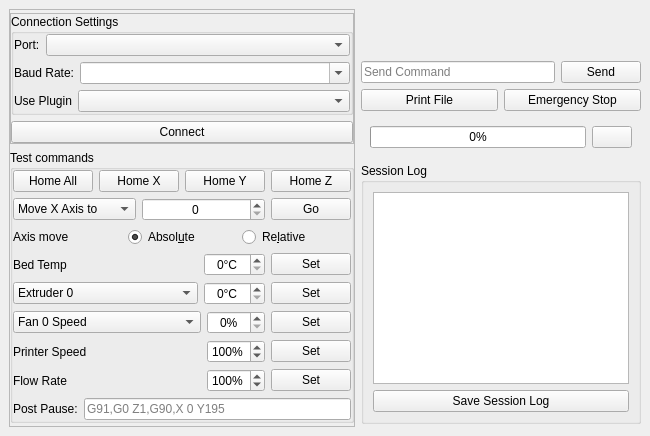
First picture: the form in testclient/mainwindow.ui, repository KDE/atcore, before the edit.
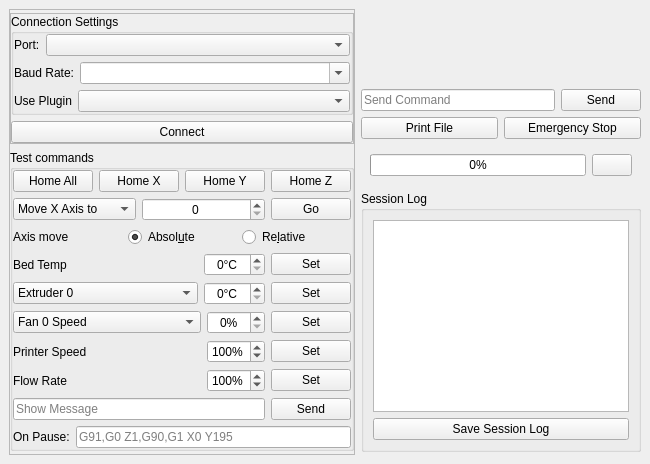
Second picture: the form after the edit. Icons and pictures are not drawn. Custom widgets are drawn as their Qt base class.

Commit message: Add Controls to test AtCore::showMessage

Patch:
```diff
--- a/testclient/mainwindow.ui
+++ b/testclient/mainwindow.ui
@@ -558,19 +558,37 @@
             </item>
            </layout>
           </item>
+          <item>
+           <layout class="QHBoxLayout" name="horizontalLayout_17">
+            <item>
+             <widget class="QLineEdit" name="messageLE">
+              <property name="placeholderText">
+               <string>Show Message</string>
+              </property>
+             </widget>
+            </item>
+            <item>
+             <widget class="QPushButton" name="showMessagePB">
+              <property name="text">
+               <string>Send</string>
+              </property>
+             </widget>
+            </item>
+           </layout>
+          </item>
           <item>
            <layout class="QHBoxLayout" name="horizontalLayout_15">
             <item>
              <widget class="QLabel" name="label_8">
               <property name="text">
-               <string>Post Pause:</string>
+               <string>On Pause:</string>
               </property>
              </widget>
             </item>
             <item>
              <widget class="QLineEdit" name="postPauseLE">
               <property name="placeholderText">
-               <string>G91,G0 Z1,G90,X 0 Y195</string>
+               <string>G91,G0 Z1,G90,G1 X0 Y195</string>
               </property>
              </widget>
             </item>
```
Left out of the diff: 3 changed lines with no effect on the pictures. The commit also changes 2 other files.
